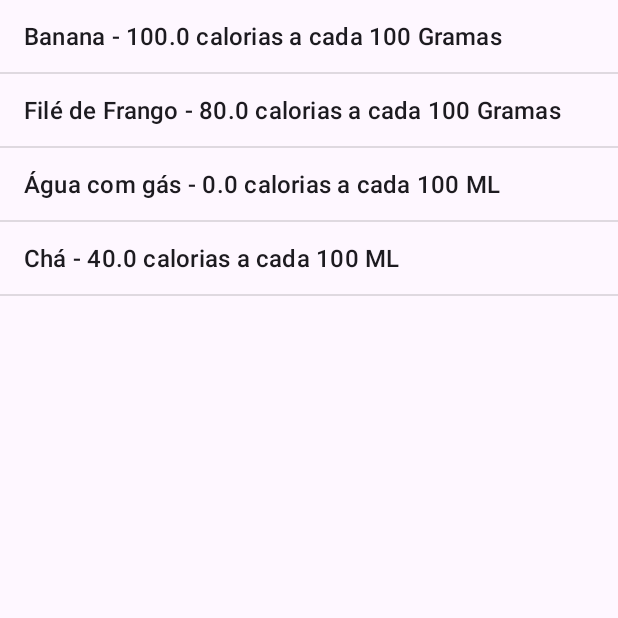
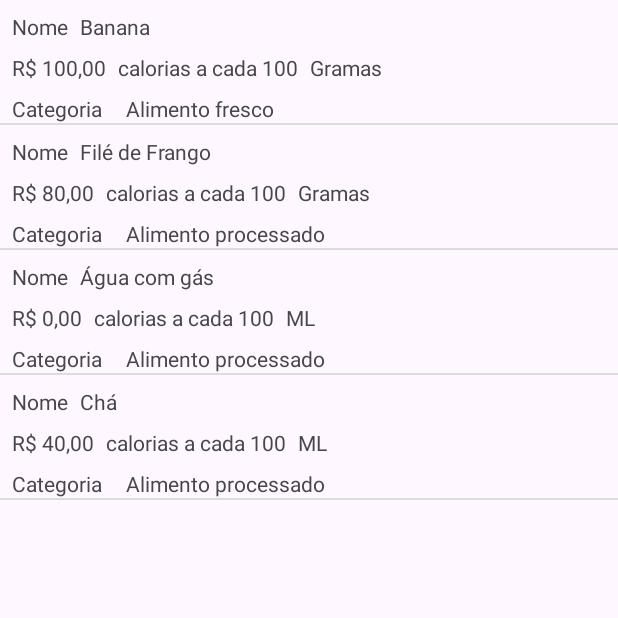
Before and after one commit to izasanches/diario-cal-app, an Android app: the screen it shows after launch (AlimentoActivity), on a phone screen of 412 x 824 dp, the top half of it. Run offline under Robolectric (Android 15) with nearby library versions, the phone set to English and light mode, and no system bars.

Commit message:
feat: add AlimentoAdapter

```diff
--- a/app/src/main/java/com/projeto/diariocal/Alimento.java
+++ b/app/src/main/java/com/projeto/diariocal/Alimento.java
@@ -3,12 +3,11 @@ package com.projeto.diariocal;
 public class Alimento {
     private String nome;
     private double quantidadeCal;
-    //TODO: pode ser um ENUM
-    private String unidadeMedida;
+    private UnidadeMedida unidadeMedida;
     private String categoria;
     private boolean alimentoFresco;
 
-    public Alimento(String nome, double quantidadeCal, String unidadeMedida,
+    public Alimento(String nome, double quantidadeCal, UnidadeMedida unidadeMedida,
                     String categoria, boolean alimentoFresco) {
         this.nome = nome;
         this.quantidadeCal = quantidadeCal;
@@ -33,11 +32,11 @@ public class Alimento {
         this.quantidadeCal = quantidadeCal;
     }
 
-    public String getUnidadeMedida() {
+    public UnidadeMedida getUnidadeMedida() {
         return unidadeMedida;
     }
 
-    public void setUnidadeMedida(String unidadeMedida) {
+    public void setUnidadeMedida(UnidadeMedida unidadeMedida) {
         this.unidadeMedida = unidadeMedida;
     }
 
--- a/app/src/main/java/com/projeto/diariocal/AlimentoActivity.java
+++ b/app/src/main/java/com/projeto/diariocal/AlimentoActivity.java
@@ -1,8 +1,10 @@
 package com.projeto.diariocal;
 
 import android.os.Bundle;
-import android.widget.ArrayAdapter;
+import android.view.View;
+import android.widget.AdapterView;
 import android.widget.ListView;
+import android.widget.Toast;
 
 import androidx.appcompat.app.AppCompatActivity;
 
@@ -11,6 +13,7 @@ import java.util.ArrayList;
 public class AlimentoActivity extends AppCompatActivity {
 
     private ListView listViewAlimento;
+    private ArrayList<Alimento> alimentos;
 
     @Override
     protected void onCreate(Bundle savedInstanceState) {
@@ -19,17 +22,18 @@ public class AlimentoActivity extends AppCompatActivity {
 
         listViewAlimento = findViewById(R.id.listViewAlimento);
 
-       /* listViewAlimento.setOnItemClickListener(new AdapterView.OnItemClickListener() {
+        listViewAlimento.setOnItemClickListener(new AdapterView.OnItemClickListener() {
             @Override
             public void onItemClick(AdapterView<?> parent, View view, int position, long id) {
 
-                String opcao = (String) listViewAlimento.getItemAtPosition(position);
+                Alimento alimento = (Alimento) listViewAlimento.getItemAtPosition(position);
 
                 Toast.makeText(getApplicationContext(),
-                        opcao + " foi clicado!",
+                        getString(R.string.alimento_nome)
+                                + alimento.getNome() + getString(R.string.foi_clicado),
                         Toast.LENGTH_SHORT).show();
             }
-        });*/
+        });
 
         popularLista();
     }
@@ -38,24 +42,22 @@ public class AlimentoActivity extends AppCompatActivity {
 
         String[] nomes = getResources().getStringArray(R.array.alimento_nomes);
         String[] calorias = getResources().getStringArray(R.array.calorias);
-        String[] unidadeMedida = getResources().getStringArray(R.array.unidade_medida);
+        int[] unidadeMedida = getResources().getIntArray(R.array.unidade_medida);
         String[] categoriaAlimento = getResources().getStringArray(R.array.categoria_alimento);
-        String[] alimentoFresco = getResources().getStringArray(R.array.alimento_fresco);
+        int[] alimentoFresco = getResources().getIntArray(R.array.alimento_fresco);
 
-        ArrayList<Alimento> alimentos = new ArrayList<>();
+        alimentos = new ArrayList<>();
+        UnidadeMedida[] unidadeMedidas = UnidadeMedida.values();
 
         for (int cont = 0; cont < nomes.length; cont++) {
             alimentos.add(new Alimento(nomes[cont],
                     Double.parseDouble(calorias[cont]),
-                    unidadeMedida[cont],
+                    unidadeMedidas[unidadeMedida[cont]],
                     categoriaAlimento[cont],
-                    Boolean.parseBoolean(alimentoFresco[cont])));
+                    alimentoFresco[cont] == 0 ? false : true));
         }
 
-        ArrayAdapter<Alimento> adapter = new ArrayAdapter<>(this,
-                android.R.layout.simple_list_item_1,alimentos);
-
-        listViewAlimento.setAdapter(adapter);
-
+        AlimentoAdapter alimentoAdapter = new AlimentoAdapter(this, alimentos);
+        listViewAlimento.setAdapter(alimentoAdapter);
     }
 }
--- /dev/null
+++ b/app/src/main/java/com/projeto/diariocal/AlimentoAdapter.java
@@ -0,0 +1,96 @@
+package com.projeto.diariocal;
+
+import android.content.Context;
+import android.view.LayoutInflater;
+import android.view.View;
+import android.view.ViewGroup;
+import android.widget.BaseAdapter;
+import android.widget.TextView;
+
+import java.text.NumberFormat;
+import java.util.List;
+import java.util.Locale;
+
+public class AlimentoAdapter extends BaseAdapter {
+
+    private Context context;
+    private List<Alimento> alimentos;
+    private NumberFormat numberFormat;
+
+    private static class AlimentoHolder {
+        public TextView textViewValorNome;
+        public TextView textViewValorQuantidadeCal;
+        public TextView textViewValorUnidadeMedida;
+        public TextView textViewValorCategoria;
+        public TextView textViewValorFresco;
+
+    }
+
+    public AlimentoAdapter(Context context, List<Alimento> alimentos) {
+        this.context = context;
+        this.alimentos = alimentos;
+        numberFormat = NumberFormat.getCurrencyInstance(new Locale("pt","BR"));
+    }
+
+    @Override
+    public int getCount() {
+        return alimentos.size();
+    }
+
+    @Override
+    public Object getItem(int i) {
+        return alimentos.get(i);
+    }
+
+    @Override
+    public long getItemId(int i) {
+        return 0;
+    }
+
+    @Override
+    public View getView(int i, View view, ViewGroup viewGroup) {
+        AlimentoHolder holder;
+
+        if (view == null) {
+
+            LayoutInflater inflater = (LayoutInflater) context.getSystemService(Context.LAYOUT_INFLATER_SERVICE);
+            view = inflater.inflate(R.layout.linha_lista_alimentos, viewGroup, false);
+
+            holder = new AlimentoHolder();
+
+            holder.textViewValorNome = view.findViewById(R.id.textViewValorNome);
+            holder.textViewValorQuantidadeCal = view.findViewById(R.id.textViewValorQuantidadeCal);
+            holder.textViewValorUnidadeMedida = view.findViewById(R.id.textViewValorUnidadeMedida);
+            holder.textViewValorCategoria = view.findViewById(R.id.textViewValorCategoria);
+            holder.textViewValorFresco = view.findViewById(R.id.textViewValorFresco);
+
+            view.setTag(holder);
+
+        } else {
+            holder = (AlimentoHolder) view.getTag();
+        }
+
+        holder.textViewValorNome.setText(alimentos.get(i).getNome());
+
+        String quantidadeCal = numberFormat.format(alimentos.get(i).getQuantidadeCal());
+
+        holder.textViewValorQuantidadeCal.setText(quantidadeCal);
+
+        switch(alimentos.get(i).getUnidadeMedida()){
+            case GRAMA:
+                holder.textViewValorUnidadeMedida.setText(R.string.gramas);
+                break;
+            case MILILITRO:
+                holder.textViewValorUnidadeMedida.setText(R.string.ml);
+                break;
+        }
+
+        if (alimentos.get(i).isAlimentoFresco()) {
+            holder.textViewValorFresco.setText(context.getResources().getString(R.string.alimento_fresco));
+        } else {
+            holder.textViewValorFresco.setText(context.getResources().getString(R.string.alimento_processado));
+        }
+
+        return view;
+    }
+}
--- /dev/null
+++ b/app/src/main/java/com/projeto/diariocal/UnidadeMedida.java
@@ -0,0 +1,6 @@
+package com.projeto.diariocal;
+
+public enum UnidadeMedida {
+    GRAMA,
+    MILILITRO
+}
--- a/app/src/main/res/layout/activity_alimento.xml
+++ b/app/src/main/res/layout/activity_alimento.xml
@@ -1,5 +1,5 @@
 <?xml version="1.0" encoding="utf-8"?>
-<androidx.appcompat.widget.LinearLayoutCompat xmlns:android="http://schemas.android.com/apk/res/android"
+<androidx.constraintlayout.widget.ConstraintLayout xmlns:android="http://schemas.android.com/apk/res/android"
     xmlns:app="http://schemas.android.com/apk/res-auto"
     xmlns:tools="http://schemas.android.com/tools"
     android:layout_width="match_parent"
@@ -8,8 +8,11 @@
 
     <ListView
         android:id="@+id/listViewAlimento"
-        android:layout_width="match_parent"
-        android:layout_height="match_parent"
-        tools:layout_editor_absoluteX="1dp"
-        tools:layout_editor_absoluteY="1dp" />
-</androidx.appcompat.widget.LinearLayoutCompat>
+        android:layout_width="0dp"
+        android:layout_height="0dp"
+        app:layout_constraintStart_toStartOf="parent"
+        app:layout_constraintTop_toTopOf="parent"
+        app:layout_constraintBottom_toBottomOf="parent"
+        app:layout_constraintEnd_toEndOf="parent"
+        tools:listitem="@layout/linha_lista_alimentos" />
+</androidx.constraintlayout.widget.ConstraintLayout>
--- /dev/null
+++ b/app/src/main/res/layout/linha_lista_alimentos.xml
@@ -0,0 +1,93 @@
+<?xml version="1.0" encoding="utf-8"?>
+<androidx.constraintlayout.widget.ConstraintLayout xmlns:android="http://schemas.android.com/apk/res/android"
+    xmlns:app="http://schemas.android.com/apk/res-auto"
+    xmlns:tools="http://schemas.android.com/tools"
+    android:layout_width="match_parent"
+    android:layout_height="wrap_content">
+
+    <TextView
+        android:id="@+id/textViewNome"
+        android:layout_width="wrap_content"
+        android:layout_height="wrap_content"
+        android:layout_marginStart="8dp"
+        android:layout_marginLeft="8dp"
+        android:layout_marginTop="8dp"
+        android:text="@string/nome"
+        app:layout_constraintStart_toStartOf="parent"
+        app:layout_constraintTop_toTopOf="parent" />
+
+    <TextView
+        android:id="@+id/textViewValorNome"
+        android:layout_width="0dp"
+        android:layout_height="wrap_content"
+        android:layout_marginStart="8dp"
+        android:layout_marginLeft="8dp"
+        android:layout_marginTop="8dp"
+        android:layout_marginEnd="8dp"
+        android:layout_marginRight="8dp"
+        app:layout_constraintEnd_toEndOf="parent"
+        app:layout_constraintStart_toEndOf="@+id/textViewNome"
+        app:layout_constraintTop_toTopOf="parent" />
+
+    <TextView
+        android:id="@+id/textViewValorQuantidadeCal"
+        android:layout_width="wrap_content"
+        android:layout_height="wrap_content"
+        android:layout_marginStart="8dp"
+        android:layout_marginLeft="8dp"
+        android:layout_marginTop="8dp"
+        app:layout_constraintStart_toStartOf="parent"
+        app:layout_constraintTop_toBottomOf="@+id/textViewValorNome" />
+
+    <TextView
+        android:id="@+id/textViewCada100"
+        android:layout_width="wrap_content"
+        android:layout_height="wrap_content"
+        android:layout_marginStart="8dp"
+        android:layout_marginLeft="8dp"
+        android:layout_marginTop="8dp"
+        android:text="@string/calorias_cada_100"
+        app:layout_constraintStart_toEndOf="@+id/textViewValorQuantidadeCal"
+        app:layout_constraintTop_toBottomOf="@+id/textViewValorNome" />
+
+    <TextView
+        android:id="@+id/textViewValorUnidadeMedida"
+        android:layout_width="wrap_content"
+        android:layout_height="wrap_content"
+        android:layout_marginStart="8dp"
+        android:layout_marginLeft="8dp"
+        android:layout_marginTop="8dp"
+        app:layout_constraintStart_toEndOf="@+id/textViewCada100"
+        app:layout_constraintTop_toBottomOf="@+id/textViewValorNome" />
+
+    <TextView
+        android:id="@+id/textViewCategoria"
+        android:layout_width="wrap_content"
+        android:layout_height="wrap_content"
+        android:layout_marginStart="8dp"
+        android:layout_marginLeft="8dp"
+        android:layout_marginTop="8dp"
+        android:text="@string/categoria"
+        app:layout_constraintStart_toStartOf="parent"
+        app:layout_constraintTop_toBottomOf="@+id/textViewCada100" />
+
+    <TextView
+        android:id="@+id/textViewValorCategoria"
+        android:layout_width="wrap_content"
+        android:layout_height="wrap_content"
+        android:layout_marginStart="8dp"
+        android:layout_marginLeft="8dp"
+        android:layout_marginTop="8dp"
+        app:layout_constraintStart_toEndOf="@+id/textViewCategoria"
+        app:layout_constraintTop_toBottomOf="@+id/textViewCada100" />
+
+    <TextView
+        android:id="@+id/textViewValorFresco"
+        android:layout_width="wrap_content"
+        android:layout_height="wrap_content"
+        android:layout_marginStart="8dp"
+        android:layout_marginLeft="8dp"
+        android:layout_marginTop="8dp"
+        app:layout_constraintStart_toEndOf="@+id/textViewValorCategoria"
+        app:layout_constraintTop_toBottomOf="@+id/textViewValorUnidadeMedida" />
+</androidx.constraintlayout.widget.ConstraintLayout>
--- a/app/src/main/res/values/arrays.xml
+++ b/app/src/main/res/values/arrays.xml
@@ -20,12 +20,12 @@
         <item>40</item>
     </string-array>
 
-    <string-array name="unidade_medida">
-        <item>@string/gramas</item>
-        <item>@string/gramas</item>
-        <item>@string/ml</item>
-        <item>@string/ml</item>
-    </string-array>
+    <integer-array name="unidade_medida">
+        <item>0</item>
+        <item>0</item>
+        <item>1</item>
+        <item>1</item>
+    </integer-array>
 
     <string-array name="categoria_alimento">
         <item>@string/fruta</item>
@@ -34,11 +34,11 @@
         <item>@string/bebida</item>
     </string-array>
 
-    <string-array name="alimento_fresco">
-        <item>True</item>
-        <item>False</item>
-        <item>False</item>
-        <item>False</item>
-    </string-array>
+    <integer-array name="alimento_fresco">
+        <item>1</item>
+        <item>0</item>
+        <item>0</item>
+        <item>0</item>
+    </integer-array>
 
 </resources>
--- a/app/src/main/res/values/strings.xml
+++ b/app/src/main/res/values/strings.xml
@@ -28,4 +28,10 @@
     <string name="carne">Carne</string>
     <string name="bebida">Bebida</string>
     <string name="cha">Chá</string>
+    <string name="alimento_nome">Alimento de nome \"</string>
+    <string name="foi_clicado">\"\ foi clicado!</string>
+    <string name="calorias">Calorias</string>
+    <string name="calorias_cada_100">calorias a cada 100</string>
+    <string name="alimento_processado">Alimento processado</string>
+
 </resources>
```
